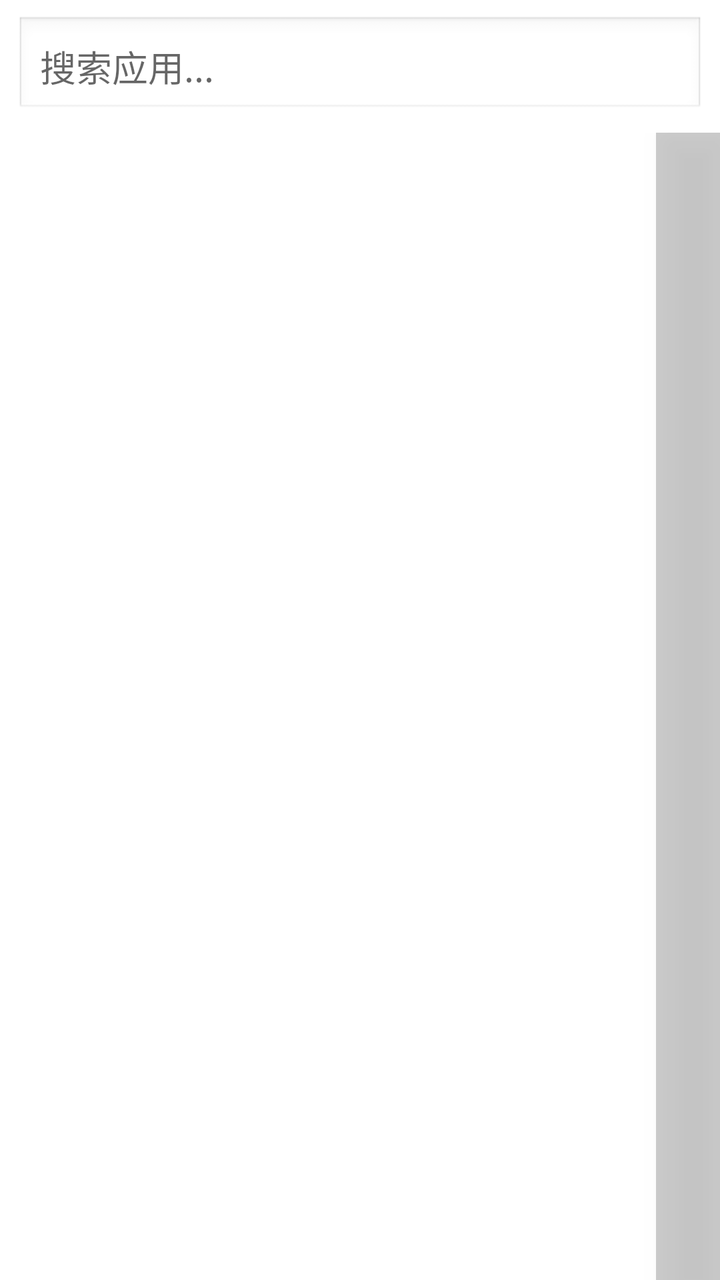
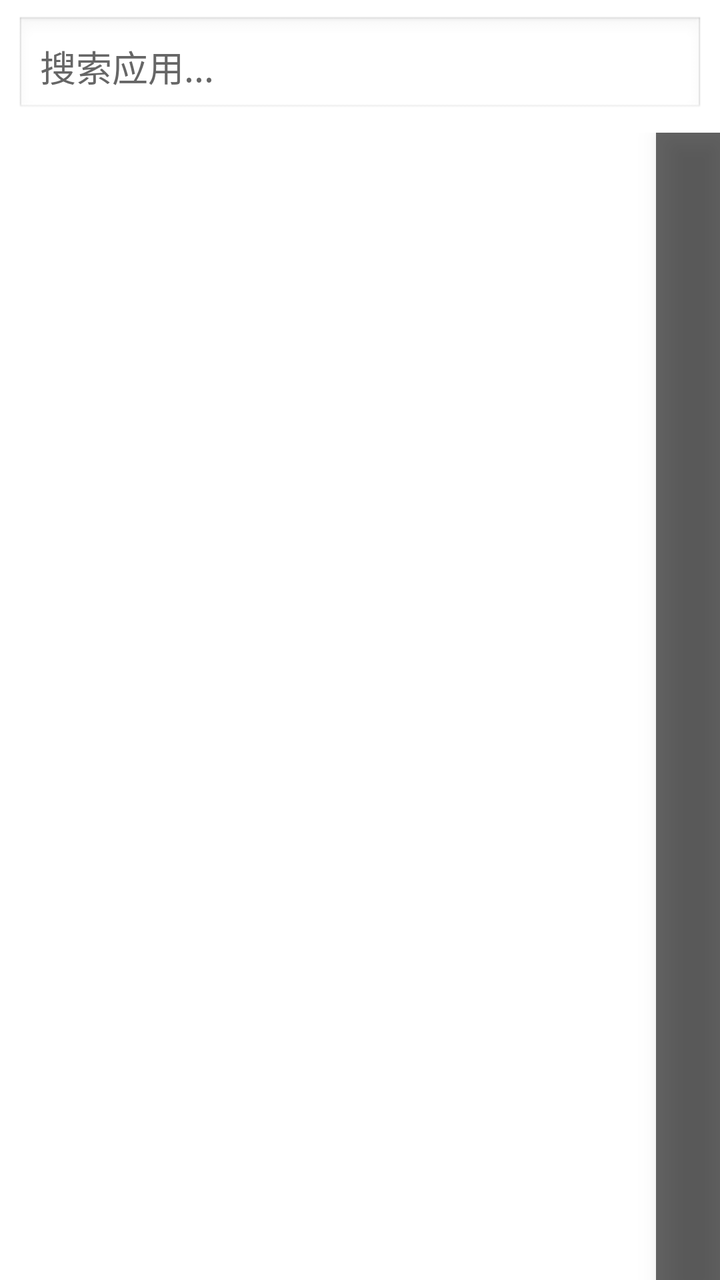

Screens rendered from an Android XML layout before and after an edit, with the pre-edit source and the edit as a unified diff.
<!-- AndroidManifest.xml: application theme Theme.Carlistener -->
<!-- res/layout/dialog_app_list.xml -->
<?xml version="1.0" encoding="utf-8"?>
<LinearLayout xmlns:android="http://schemas.android.com/apk/res/android"
    android:layout_width="match_parent"
    android:layout_height="match_parent"
    android:orientation="vertical">

    
    <EditText
        android:id="@+id/searchEditText"
        android:layout_width="match_parent"
        android:layout_height="wrap_content"
        android:hint="搜索应用..."
        android:inputType="text"
        android:padding="12dp"
        android:layout_margin="8dp"
        android:background="@android:drawable/edit_text" />

    
    <RelativeLayout
        android:layout_width="match_parent"
        android:layout_height="0dp"
        android:layout_weight="1">

        <ListView
            android:id="@+id/appListView"
            android:layout_width="match_parent"
            android:layout_height="match_parent"
            android:layout_toStartOf="@+id/letterSidebar"
            android:fastScrollEnabled="false" />

        
        <LinearLayout
            android:id="@+id/letterSidebar"
            android:layout_width="32dp"
            android:layout_height="match_parent"
            android:layout_alignParentEnd="true"
            android:orientation="vertical"
            android:gravity="center"
            android:clickable="true"
            android:focusable="true"
            android:background="#33000000"
            android:elevation="8dp" />

    </RelativeLayout>

</LinearLayout>
<!-- resources referenced by this layout -->
<resources>
  <style name="Theme.Carlistener" parent="Theme.MaterialComponents.DayNight.DarkActionBar">
          
          <item name="colorPrimary">@color/purple_500</item>
          <item name="colorPrimaryVariant">@color/purple_700</item>
          <item name="colorOnPrimary">@color/white</item>
          
          <item name="colorSecondary">@color/teal_200</item>
          <item name="colorSecondaryVariant">@color/teal_700</item>
          <item name="colorOnSecondary">@color/black</item>
          
          <item name="android:statusBarColor">?attr/colorPrimaryVariant</item>
          
      </style>
  <color name="purple_500">#FF6200EE</color>
  <color name="purple_700">#FF3700B3</color>
  <color name="white">#FFFFFFFF</color>
  <color name="teal_200">#FF03DAC5</color>
  <color name="teal_700">#FF018786</color>
  <color name="black">#FF000000</color>
</resources>

<!-- the commit's change to res/layout/dialog_app_list.xml (unified diff, before → after) -->
@@ -10,6 +10,7 @@
         android:layout_width="match_parent"
         android:layout_height="wrap_content"
         android:hint="搜索应用..."
+        android:textColorHint="#FF666666"
         android:inputType="text"
         android:padding="12dp"
         android:layout_margin="8dp"
@@ -38,7 +39,7 @@
             android:gravity="center"
             android:clickable="true"
             android:focusable="true"
-            android:background="#33000000"
+            android:background="#99000000"
             android:elevation="8dp" />
 
     </RelativeLayout>
